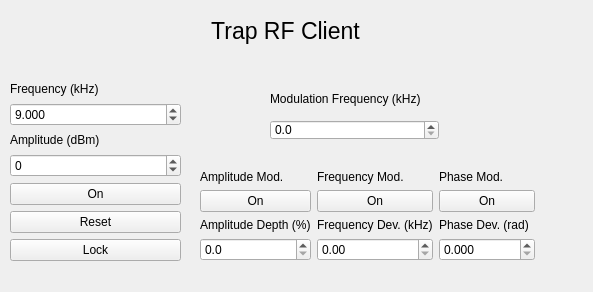
Before: the Qt Designer form lib/clients/trap_clients/rf_gui.ui in EGGS-Experiment/EGGS_labrad, drawn with Qt 5.
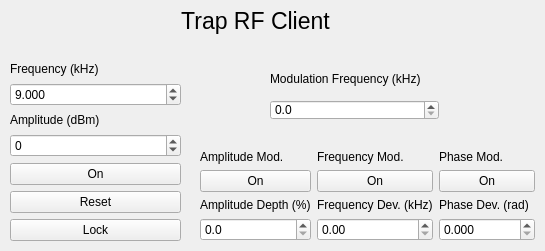
After: the same form once the commit is applied.

```diff
--- a/lib/clients/trap_clients/rf_gui.ui
+++ b/lib/clients/trap_clients/rf_gui.ui
@@ -6,8 +6,8 @@
    <rect>
     <x>0</x>
     <y>0</y>
-    <width>593</width>
-    <height>292</height>
+    <width>545</width>
+    <height>251</height>
    </rect>
   </property>
   <property name="windowTitle">
@@ -16,8 +16,8 @@
   <widget class="QLabel" name="rf_label">
    <property name="geometry">
     <rect>
-     <x>150</x>
-     <y>20</y>
+     <x>120</x>
+     <y>10</y>
      <width>271</width>
      <height>41</height>
     </rect>
@@ -30,7 +30,7 @@
    <property name="geometry">
     <rect>
      <x>10</x>
-     <y>80</y>
+     <y>60</y>
      <width>171</width>
      <height>181</height>
     </rect>
@@ -112,7 +112,7 @@
    <property name="geometry">
     <rect>
      <x>270</x>
-     <y>80</y>
+     <y>60</y>
      <width>169</width>
      <height>37</height>
     </rect>
@@ -125,7 +125,7 @@
    <property name="geometry">
     <rect>
      <x>270</x>
-     <y>120</y>
+     <y>100</y>
      <width>169</width>
      <height>20</height>
     </rect>
@@ -144,7 +144,7 @@
    <property name="geometry">
     <rect>
      <x>200</x>
-     <y>170</y>
+     <y>150</y>
      <width>335</width>
      <height>91</height>
     </rect>
```
